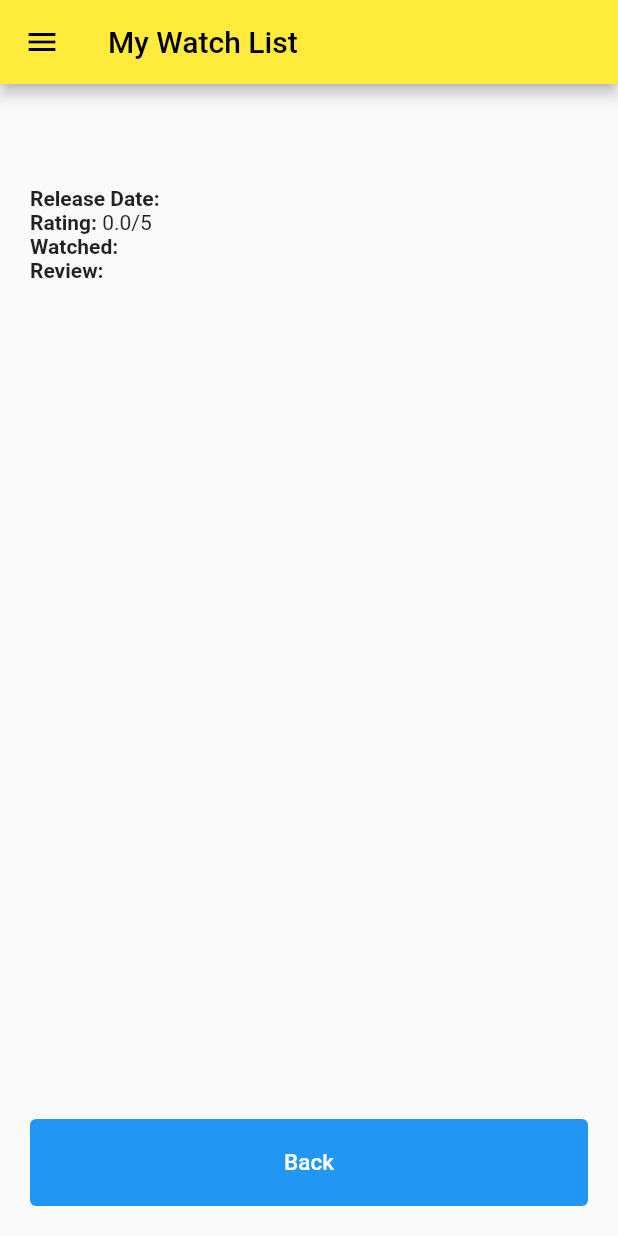
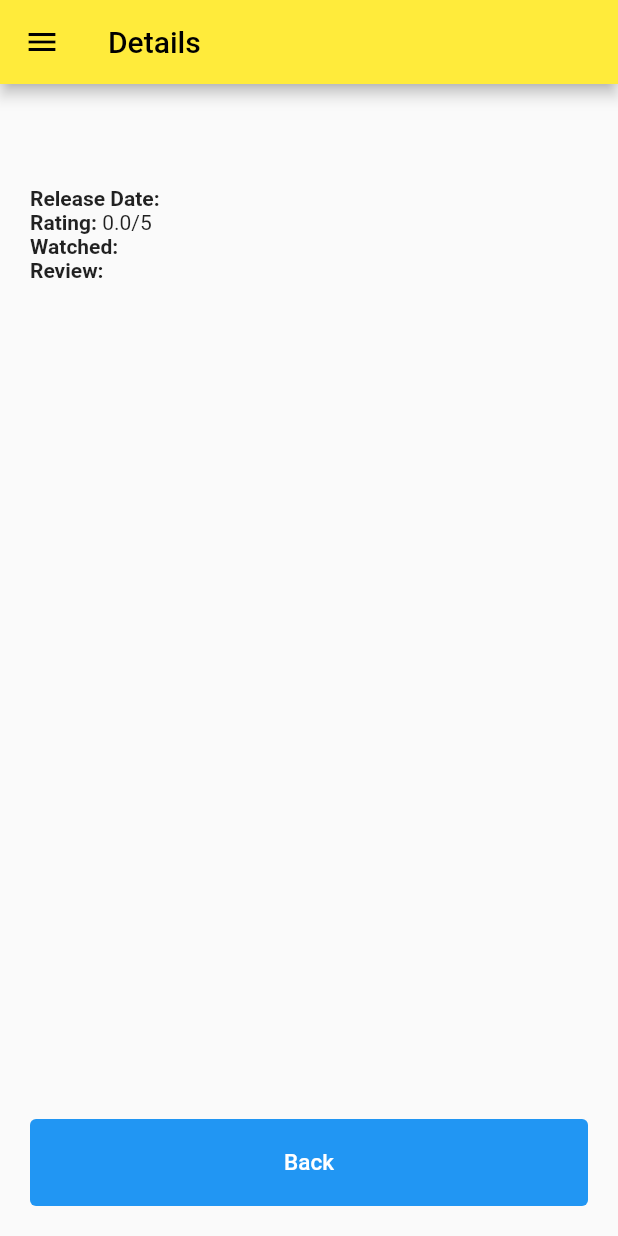
Before and after one commit to IpankCSUI/pbp-flutter-lab, a Flutter app: the MyWatchlistDetails screen opened directly with empty values, on a phone screen of 412 x 824 dp. Run offline on Flutter 3.47's test engine with Material 2 defaults, Android fonts, the phone set to English and light mode, and no system bars.

Commit message:
task 9 readme done

```diff
--- a/lib/page/detail.dart
+++ b/lib/page/detail.dart
@@ -26,7 +26,7 @@ class _MyWatchlistDetailsState extends State<MyWatchlistDetails> {
   Widget build(BuildContext context) {
     return Scaffold(
         appBar: AppBar(
-          title: const Text('My Watch List'),
+          title: const Text('Details'),
         ),
         // Menambahkan drawer menu
         drawer: LabDrawer(),
```
Also changed, not shown: 1 other file.
